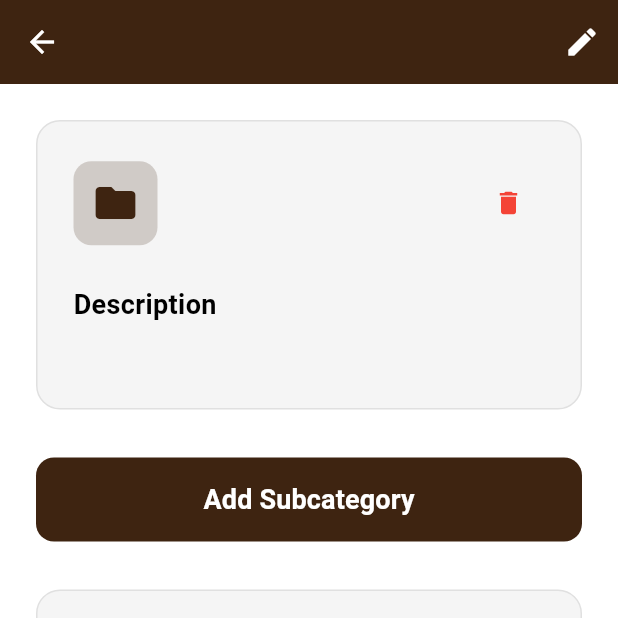
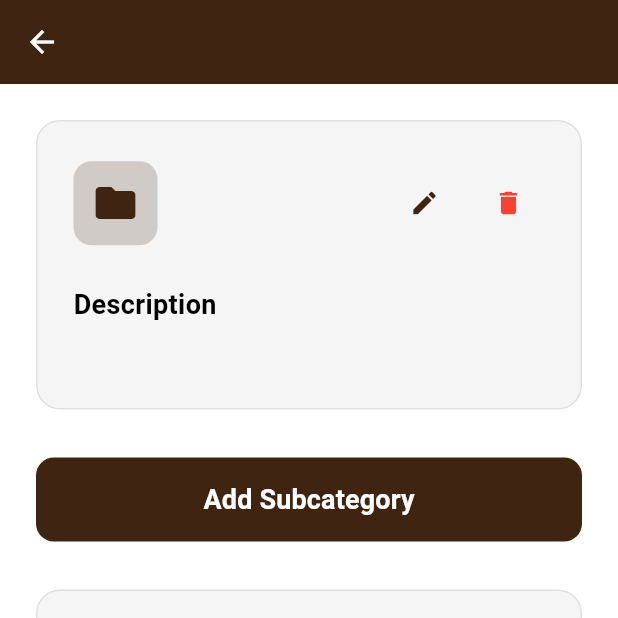
Before and after one commit to hamdiqbal/pass_manager, a Flutter app: the MasterBranchDetailPage screen opened directly with empty values, on a phone screen of 412 x 824 dp, the top half of it. Run offline on Flutter 3.47's test engine with Material 3 defaults, Android fonts, the phone set to English and light mode, and no system bars; our stand-ins replace cloud_firestore, firebase_auth, firebase_core, local_auth, shared_preferences; accounts and stored records are empty.

Commit message:
deletion and edit button

```diff
--- a/lib/pages/master_branch_detail_page.dart
+++ b/lib/pages/master_branch_detail_page.dart
@@ -48,12 +48,6 @@ class _MasterBranchDetailPageState extends State<MasterBranchDetailPage> {
           icon: const Icon(Icons.arrow_back, color: Colors.white),
           onPressed: () => Navigator.pop(context, currentMasterBranch),
         ),
-        actions: [
-          IconButton(
-            icon: const Icon(Icons.edit, color: Colors.white),
-            onPressed: _editMasterBranch,
-          ),
-        ],
       ),
       body: SafeArea(
         child: SingleChildScrollView(
@@ -115,6 +109,17 @@ class _MasterBranchDetailPageState extends State<MasterBranchDetailPage> {
                               ],
                             ),
                           ),
+                          IconButton(
+                            icon: const Icon(
+                              Icons.edit,
+                              color: Color(0xFF3E2411),
+                              size: 20,
+                            ),
+                            onPressed: _editMasterBranch,
+                            padding: const EdgeInsets.all(4),
+                            constraints: const BoxConstraints(),
+                          ),
+                          const SizedBox(width: 8),
                           IconButton(
                             icon: const Icon(
                               Icons.delete,
```
Also changed, not shown: lib/pages/subcategory_detail_page.dart (+11 -6 lines).
